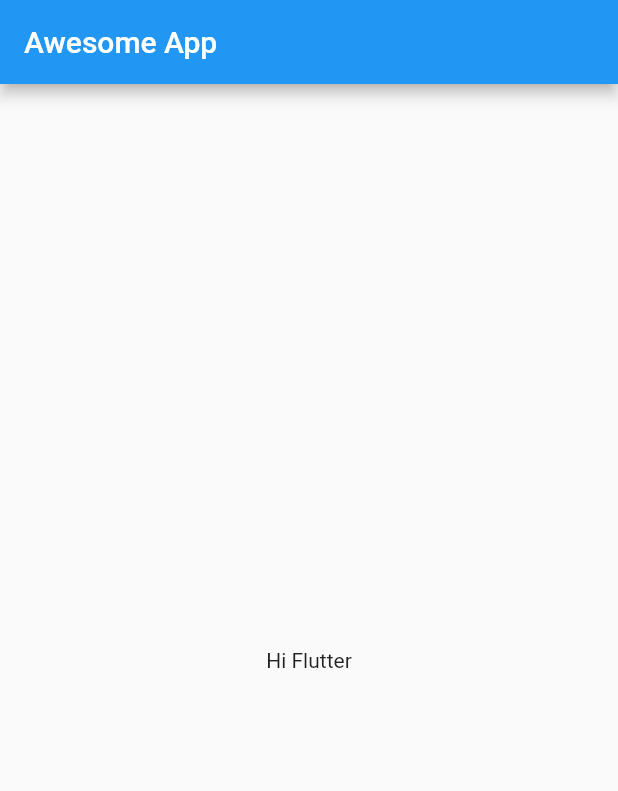
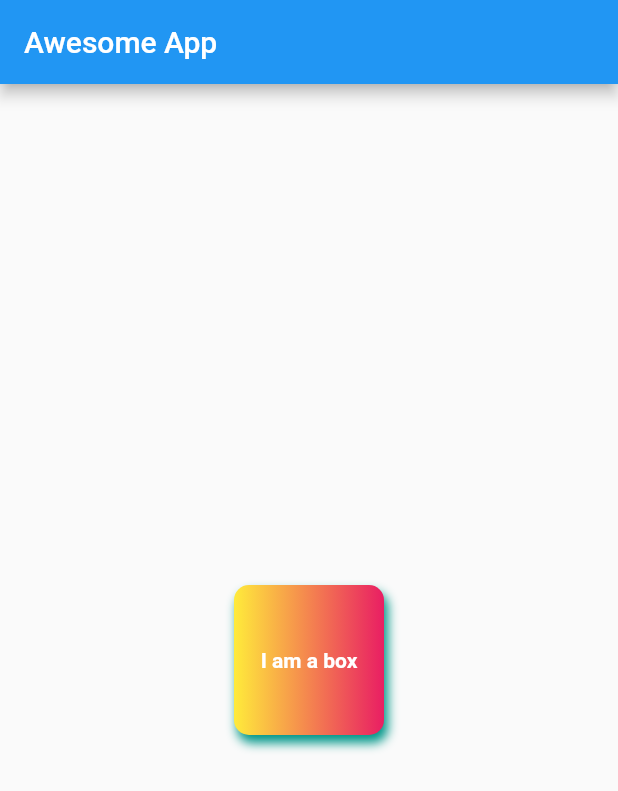
Before and after one commit to IndrajeetTech2020/AwesomeApp, a Flutter app: the screen it shows after launch, on a phone screen of 412 x 824 dp. Shown: the top 791 px of the screen. Run offline on Flutter 3.47's test engine with Material 2 defaults, Android fonts, the phone set to English and light mode, and no system bars.

Commit message:
Chapter2 Completed

```diff
--- a/lib/main.dart
+++ b/lib/main.dart
@@ -14,8 +14,29 @@ class HomePage extends StatelessWidget {
       appBar: AppBar(
         title: Text("Awesome App"),
       ),
-      body: Container(
-        child: Center(child: Text("Hi Flutter")),
+      body: Center(
+        child: Container(
+          padding: const EdgeInsets.all(8),
+          alignment: Alignment.center,
+          width: 100,
+          height: 100,
+          decoration: BoxDecoration(
+            borderRadius: BorderRadius.circular(10),
+            boxShadow: [
+              BoxShadow(
+                  color: Colors.teal, blurRadius: 5, offset: Offset(2.5, 5.0))
+            ],
+            color: Colors.teal,
+            gradient: LinearGradient(colors: [Colors.yellow, Colors.pink]),
+          ),
+          child: Text(
+            "I am a box",
+            style: TextStyle(
+              color: Colors.white,
+              fontWeight: FontWeight.bold,
+            ),
+          ),
+        ),
       ),
     );
   }
```
